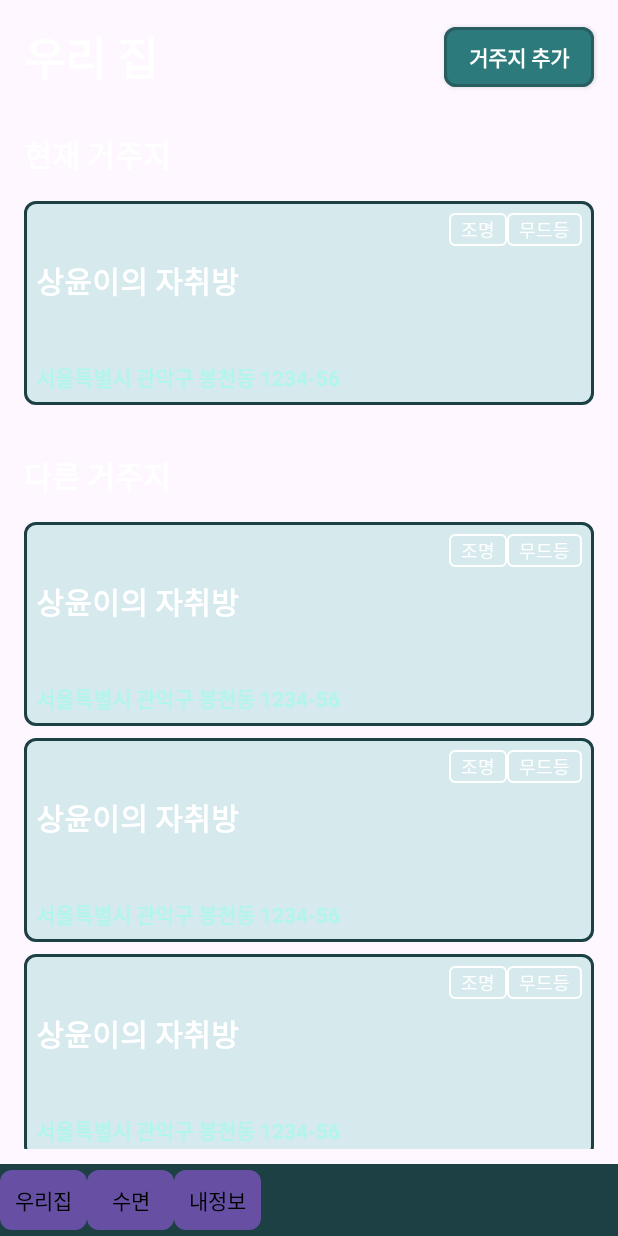
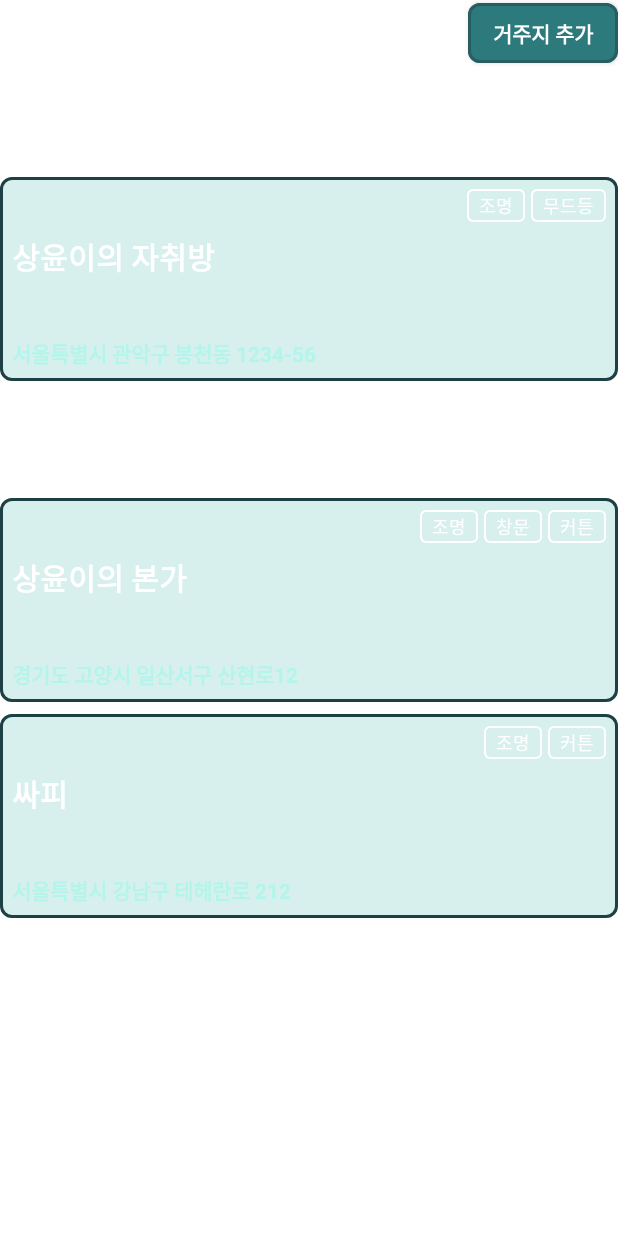
Before and after one commit to yo0o0n/MIMO, an Android app built with Jetpack Compose: the @Preview function MyHomeScreenPreview, on a phone screen of 412 x 824 dp. Run offline under Robolectric (Android 15) with nearby library versions, the phone set to English and light mode, and no system bars.

Commit message:
feat: App Layout & MainScreen Ui

```diff
--- a/android/app/src/main/java/com/mimo/android/screens/Navigation.kt
+++ b/android/app/src/main/java/com/mimo/android/screens/Navigation.kt
@@ -4,23 +4,17 @@ import android.annotation.SuppressLint
 import androidx.compose.foundation.background
 import androidx.compose.foundation.layout.PaddingValues
 import androidx.compose.foundation.layout.Row
-import androidx.compose.foundation.layout.fillMaxSize
 import androidx.compose.foundation.layout.fillMaxWidth
-import androidx.compose.foundation.layout.padding
-import androidx.compose.material.BottomAppBar
 import androidx.compose.material.Text
 import androidx.compose.material3.Button
 import androidx.compose.material3.MaterialTheme
-import androidx.compose.material3.Scaffold
 import androidx.compose.runtime.Composable
 import androidx.compose.runtime.rememberCoroutineScope
 import androidx.compose.ui.Modifier
-import androidx.compose.ui.graphics.Color
 import androidx.compose.ui.platform.LocalContext
 import androidx.compose.ui.tooling.preview.Preview
 import androidx.compose.ui.unit.dp
 import androidx.navigation.NavHostController
-import com.mimo.android.ui.theme.Teal400
 import com.mimo.android.ui.theme.Teal900
 
 /**
--- a/android/app/src/main/java/com/mimo/android/screens/main/Layout.kt
+++ /dev/null
@@ -1,53 +0,0 @@
-package com.mimo.android.screens.main
-
-import android.annotation.SuppressLint
-import androidx.compose.foundation.layout.Box
-import androidx.compose.foundation.layout.Column
-import androidx.compose.foundation.layout.Spacer
-import androidx.compose.foundation.layout.fillMaxSize
-import androidx.compose.foundation.layout.padding
-import androidx.compose.material3.Scaffold
-import androidx.compose.runtime.Composable
-import androidx.compose.ui.Modifier
-import androidx.compose.ui.platform.LocalContext
-import androidx.compose.ui.tooling.preview.Preview
-import androidx.compose.ui.unit.dp
-import androidx.navigation.NavHostController
-import com.mimo.android.components.BackgroundImage
-import com.mimo.android.components.HeadingLarge
-import com.mimo.android.components.base.Size
-import com.mimo.android.screens.Navigation
-
-@SuppressLint("UnusedMaterial3ScaffoldPaddingParameter")
-@Composable
-fun Layout(
-    navController: NavHostController,
-    children: @Composable () -> Unit
-){
-
-    Scaffold(
-        bottomBar = {
-            Navigation(navController = navController)
-        },
-        content = {
-            Column (
-                modifier = Modifier.fillMaxSize()
-            ) {
-                Box(modifier = Modifier.padding(16.dp)){
-                    children()
-                }
-            }
-        }
-    )
-}
-
-@Preview
-@Composable
-fun LayoutPreview(){
-    Layout(
-        navController = NavHostController(LocalContext.current),
-        children = {
-            HeadingLarge(text = "우리 집,,", fontSize = Size.lg)
-        }
-    )
-}
--- a/android/app/src/main/java/com/mimo/android/screens/main/myhome/MyHomeScreen.kt
+++ b/android/app/src/main/java/com/mimo/android/screens/main/myhome/MyHomeScreen.kt
@@ -1,16 +1,16 @@
 package com.mimo.android.screens.main.myhome
 
+import androidx.compose.foundation.ExperimentalFoundationApi
+import androidx.compose.foundation.combinedClickable
 import androidx.compose.foundation.layout.Arrangement
 import androidx.compose.foundation.layout.Box
 import androidx.compose.foundation.layout.Column
 import androidx.compose.foundation.layout.Row
 import androidx.compose.foundation.layout.Spacer
-import androidx.compose.foundation.layout.fillMaxHeight
 import androidx.compose.foundation.layout.fillMaxWidth
 import androidx.compose.foundation.layout.height
 import androidx.compose.foundation.layout.padding
 import androidx.compose.foundation.layout.size
-import androidx.compose.foundation.lazy.LazyColumn
 import androidx.compose.foundation.rememberScrollState
 import androidx.compose.foundation.verticalScroll
 import androidx.compose.runtime.Composable
@@ -20,24 +20,24 @@ import androidx.compose.ui.platform.LocalContext
 import androidx.compose.ui.tooling.preview.Preview
 import androidx.compose.ui.unit.dp
 import androidx.navigation.NavHostController
-import com.mimo.android.components.Button
 import com.mimo.android.components.ButtonSmall
 import com.mimo.android.components.CardType
 import com.mimo.android.components.HeadingLarge
 import com.mimo.android.components.HeadingSmall
+import com.mimo.android.components.Text
 import com.mimo.android.components.TransparentCard
 import com.mimo.android.components.base.Size
-import com.mimo.android.screens.main.Layout
-import com.mimo.android.screens.main.getScreenHeight
 import com.mimo.android.ui.theme.Teal100
 
 @Composable
 fun MyHomeScreen(
-    navController: NavHostController
+    navController: NavHostController,
+    currentHome: HubHome?,
+    anotherHomes: Array<HubHome>?
 ){
     Column(
         modifier = Modifier
-            .size(750.dp)
+            .size(700.dp)
             .verticalScroll(rememberScrollState())
     ) {
         Row(
@@ -52,6 +52,53 @@ fun MyHomeScreen(
 
         HeadingSmall(text = "현재 거주지")
         Spacer(modifier = Modifier.padding(8.dp))
+
+        if (currentHome == null) {
+            Box(){
+               Text(text = "등록된 거주지가 없어요")
+            }
+        }
+
+        if (currentHome != null) {
+            Card(
+                items = currentHome.items,
+                homeName = currentHome.homeName,
+                address = currentHome.address
+            )
+        }
+
+        Spacer(modifier = Modifier.padding(16.dp))
+
+        HeadingSmall(text = "다른 거주지")
+        Spacer(modifier = Modifier.padding(8.dp))
+
+        anotherHomes?.forEachIndexed { index, anotherHome ->
+            Card(
+                items = anotherHome.items,
+                homeName = anotherHome.homeName,
+                address = anotherHome.address
+            )
+
+            if (index < anotherHomes.size) {
+                Spacer(modifier = Modifier.padding(4.dp))
+            }
+        }
+    }
+}
+
+@OptIn(ExperimentalFoundationApi::class)
+@Composable
+private fun Card(
+    items: Array<String>?,
+    homeName: String,
+    address: String
+){
+    Box(
+        modifier = Modifier.combinedClickable(
+            onClick = { println(homeName) },
+            onLongClick = { println("${homeName} 꾹 눌렀음!!") }
+        )
+    ){
         TransparentCard(
             borderRadius = 8.dp,
             children = {
@@ -62,110 +109,56 @@ fun MyHomeScreen(
                     Row (
                         modifier = Modifier.align(Alignment.End)
                     ) {
-                        CardType(text = "조명")
-                        CardType(text = "무드등")
+                        if (items != null) {
+                            Row(
+                                horizontalArrangement = Arrangement.spacedBy(4.dp)
+                            ) {
+                                items.forEach { item -> CardType(text = item) }
+                            }
+                        }
                     }
                     Spacer(modifier = Modifier.padding(4.dp))
-                    HeadingSmall(text = "상윤이의 자취방")
+                    HeadingSmall(text = homeName)
                     Spacer(modifier = Modifier.padding(4.dp))
                     Spacer(modifier = Modifier.weight(1f))
-                    HeadingSmall(text = "서울특별시 관악구 봉천동 1234-56", fontSize = Size.xs, color = Teal100)
-                }
-            }
-        )
-
-        Spacer(modifier = Modifier.padding(16.dp))
-
-        HeadingSmall(text = "다른 거주지")
-        Spacer(modifier = Modifier.padding(8.dp))
-        TransparentCard(
-            borderRadius = 8.dp,
-            children = {
-                Column(modifier = Modifier
-                    .fillMaxWidth()
-                    .padding(8.dp)
-                    .height(120.dp)) {
-                    Row (
-                        modifier = Modifier.align(Alignment.End)
-                    ) {
-                        CardType(text = "조명")
-                        CardType(text = "무드등")
-                    }
-                    Spacer(modifier = Modifier.padding(4.dp))
-                    HeadingSmall(text = "상윤이의 자취방")
-                    Spacer(modifier = Modifier.padding(4.dp))
-                    Spacer(modifier = Modifier.weight(1f))
-                    HeadingSmall(text = "서울특별시 관악구 봉천동 1234-56", fontSize = Size.xs, color = Teal100)
-                }
-            }
-        )
-        Spacer(modifier = Modifier.padding(4.dp))
-        TransparentCard(
-            borderRadius = 8.dp,
-            children = {
-                Column(modifier = Modifier
-                    .fillMaxWidth()
-                    .padding(8.dp)
-                    .height(120.dp)) {
-                    Row (
-                        modifier = Modifier.align(Alignment.End)
-                    ) {
-                        CardType(text = "조명")
-                        CardType(text = "무드등")
-                    }
-                    Spacer(modifier = Modifier.padding(4.dp))
-                    HeadingSmall(text = "상윤이의 자취방")
-                    Spacer(modifier = Modifier.padding(4.dp))
-                    Spacer(modifier = Modifier.weight(1f))
-                    HeadingSmall(text = "서울특별시 관악구 봉천동 1234-56", fontSize = Size.xs, color = Teal100)
-                }
-            }
-        )
-        Spacer(modifier = Modifier.padding(4.dp))
-        TransparentCard(
-            borderRadius = 8.dp,
-            children = {
-                Column(modifier = Modifier
-                    .fillMaxWidth()
-                    .padding(8.dp)
-                    .height(120.dp)) {
-                    Row (
-                        modifier = Modifier.align(Alignment.End)
-                    ) {
-                        CardType(text = "조명")
-                        CardType(text = "무드등")
-                    }
-                    Spacer(modifier = Modifier.padding(4.dp))
-                    HeadingSmall(text = "상윤이의 자취방")
-                    Spacer(modifier = Modifier.padding(4.dp))
-                    Spacer(modifier = Modifier.weight(1f))
-                    HeadingSmall(text = "서울특별시 관악구 봉천동 1234-56", fontSize = Size.xs, color = Teal100)
+                    HeadingSmall(text = address, fontSize = Size.xs, color = Teal100)
                 }
             }
         )
     }
+}
 
-//    Column (
-//        modifier = Modifier.fillMaxSize()
-//    ) {
-//
-//
-//        Spacer(modifier = Modifier.weight(1f))
-//        Navigation(navController = navController)
-//    }
-}
+data class HubHome(
+    val items: Array<String>? = null,
+    val homeName: String,
+    val address: String
+)
 
 @Preview
 @Composable
 private fun MyHomeScreenPreview(){
     val navController = NavHostController(LocalContext.current)
+    val currentHome = HubHome(
+        items = arrayOf("조명", "무드등"),
+        homeName = "상윤이의 자취방",
+        address = "서울특별시 관악구 봉천동 1234-56"
+    )
+    val anotherHomes: Array<HubHome> = arrayOf(
+        HubHome(
+            items = arrayOf("조명", "창문", "커튼"),
+            homeName = "상윤이의 본가",
+            address = "경기도 고양시 일산서구 산현로12"
+        ),
+        HubHome(
+            items = arrayOf("조명", "커튼"),
+            homeName = "싸피",
+            address = "서울특별시 강남구 테헤란로 212"
+        )
+    )
 
-    Layout(
+    MyHomeScreen(
         navController = navController,
-        children = {
-            MyHomeScreen(
-                navController = navController
-            )
-        }
+        currentHome = currentHome,
+        anotherHomes = anotherHomes
     )
 }
--- a/android/app/src/main/java/com/mimo/android/screens/main/myprofile/MyProfileScreen.kt
+++ b/android/app/src/main/java/com/mimo/android/screens/main/myprofile/MyProfileScreen.kt
@@ -16,11 +16,7 @@ fun MyProfileScreen(
     navController: NavHostController,
     healthConnectManager: HealthConnectManager
 ){
-    Column (
-        modifier = Modifier.fillMaxWidth()
-    ) {
-        HeadingLarge(text = "내 정보", fontSize = Size.lg)
-    }
+    HeadingLarge(text = "내 정보", fontSize = Size.lg)
 
 //    var stepCount by remember {
 //        mutableStateOf<Long>(0)
--- a/android/app/src/main/java/com/mimo/android/screens/main/sleep/SleepScreen.kt
+++ b/android/app/src/main/java/com/mimo/android/screens/main/sleep/SleepScreen.kt
@@ -12,9 +12,5 @@ import com.mimo.android.components.base.Size
 fun SleepScreen(
     navController: NavHostController
 ){
-    Column (
-        modifier = Modifier.fillMaxWidth()
-    ) {
-        HeadingLarge(text = "수면,,,zzZ", fontSize = Size.lg)
-    }
+    HeadingLarge(text = "수면,,,zzZ", fontSize = Size.lg)
 }
```
Also changed, not shown: android/app/src/main/java/com/mimo/android/MimoApp.kt (+61 -7 lines), android/app/src/main/java/com/mimo/android/screens/Router.kt (+26 -21 lines).
